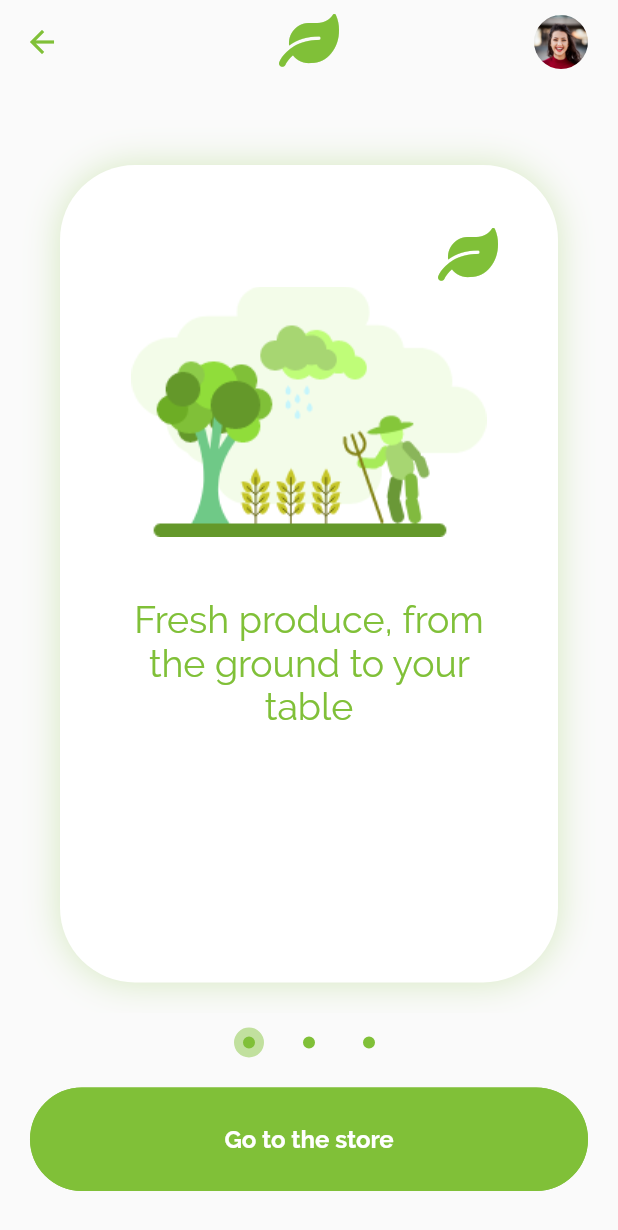
After one commit to IrinaSemGB/flutter_orilla_fresca_app, a Flutter app: the screen it shows after launch, after a tap on "Hacer Posters", on a phone screen of 412 x 824 dp. The commit adds this screen. Shown: the top 1230 px of the screen. Run offline on Flutter 3.47's test engine with Material 2 defaults, Android fonts, the phone set to English and light mode, and no system bars.

Commit message:
Poster page realised (PageView widget)

```diff
--- a/lib/main.dart
+++ b/lib/main.dart
@@ -1,5 +1,7 @@
 import 'package:flutter/material.dart';
 import 'package:orilla_fresca/pages/categories_page.dart';
+import 'package:orilla_fresca/pages/poster_page.dart';
+import 'package:orilla_fresca/pages/welcome_page.dart';
 
 void main() {
   runApp(MaterialApp(
@@ -7,6 +9,6 @@ void main() {
       fontFamily: 'Raleway',
     ),
     debugShowCheckedModeBanner: false,
-    home: CategoriesPage(),
+    home: WelcomePage(), //CategoriesPage(),
   ));
 }
--- /dev/null
+++ b/lib/pages/poster_page.dart
@@ -0,0 +1,165 @@
+import 'package:flutter/material.dart';
+import 'package:orilla_fresca/helpers/constants.dart';
+import 'package:orilla_fresca/helpers/utils.dart';
+import 'package:orilla_fresca/models/poster_content.dart';
+import 'package:orilla_fresca/widgets/icon_font_widget.dart';
+import 'package:orilla_fresca/widgets/login_button_widget.dart';
+import 'package:orilla_fresca/widgets/main_app_bar_widget.dart';
+
+import 'categories_page.dart';
+
+class PosterPage extends StatefulWidget {
+
+  @override
+  State<PosterPage> createState() => _PosterPageState();
+}
+
+class _PosterPageState extends State<PosterPage> {
+
+  List<PosterContent> posterContent = Utils.getPosterContent();
+
+  int pageIndex = 0;
+  late PageController pageController;
+
+  @override
+  void initState() {
+    super.initState();
+    pageController = PageController();
+  }
+
+  @override
+  void dispose() {
+    super.dispose();
+    pageController.dispose();
+  }
+
+  @override
+  Widget build(BuildContext context) {
+    return Scaffold(
+      appBar: MainAppBar(),
+      body: Container(
+        child: Column(
+          crossAxisAlignment: CrossAxisAlignment.stretch,
+          children: [
+            Expanded(
+              child: PageView(
+                controller: pageController,
+                onPageChanged: (int page) {
+                  setState(() {
+                    pageIndex = page;
+                  });
+                },
+                children: List.generate(
+                  posterContent.length,
+                  (index) =>
+                  Container(
+                    padding: EdgeInsets.all(40.0),
+                    margin: EdgeInsets.only(left: 40.0, right: 40.0, top: 30, bottom: 20.0,),
+                    decoration: BoxDecoration(
+                      color: Colors.white,
+                      borderRadius: BorderRadius.circular(50.0),
+                      boxShadow: [
+                        BoxShadow(
+                          color: AppColors.GREEN.withOpacity(0.3),
+                          blurRadius: 20.0,
+                        ),
+                      ],
+                    ),
+                    child: Column(
+                      crossAxisAlignment: CrossAxisAlignment.stretch,
+                      mainAxisAlignment: MainAxisAlignment.spaceBetween,
+                      children: [
+                        Column(
+                          children: [
+                            Align(
+                              alignment: Alignment.bottomRight,
+                              child: IconFont(
+                                iconName: IconFontHelper.LOGO,
+                                color: AppColors.GREEN,
+                                size: 40.0,
+                              ),
+                            ),
+                            Image.asset('assets/images/${posterContent[index].image}.png'),
+                            SizedBox(height: 40.0),
+                            Text(
+                              posterContent[index].message,
+                              textAlign: TextAlign.center,
+                              style: TextStyle(
+                                color: AppColors.GREEN,
+                                fontSize: 25.0,
+                              ),
+                            ),
+                          ],
+                        ),
+                        Visibility(
+                          visible: index == posterContent.length - 1,
+                          child: LoginButton(
+                            name: 'To know more',
+                            nameColor: Colors.white,
+                            backgroundColor: AppColors.DARK_GREEN,
+                            border: BorderSide(
+                              color: AppColors.DARK_GREEN,
+                            ),
+                            onPressed: () {
+                              Navigator.push(context,
+                                MaterialPageRoute(
+                                  builder: (context) => CategoriesPage(),
+                                ),
+                              );
+                            },
+                          ),
+                        ),
+                      ],
+                    ),
+                  ),
+                ),
+              ),
+            ),
+            Row(
+              mainAxisAlignment: MainAxisAlignment.center,
+              children: List.generate(
+                posterContent.length,
+                (index) => GestureDetector(
+                  onTap: () {
+                    pageController.animateTo(
+                      MediaQuery.of(context).size.width * index,
+                      duration: Duration(milliseconds: 500),
+                      curve: Curves.easeInOut,
+                    );
+                  },
+                  child: Container(
+                    width: 20,
+                    height: 20,
+                    margin: EdgeInsets.all(10.0),
+                    decoration: BoxDecoration(
+                      color: AppColors.GREEN,
+                      borderRadius: BorderRadius.circular(10.0),
+                      border: Border.all(
+                          width: 6,
+                          color: pageIndex == index
+                              ? Color(0xFFC1E09E)
+                              : Theme.of(context).canvasColor),
+                    ),
+                  ),
+                ),
+              ),
+            ),
+            LoginButton(
+              name: 'Go to the store',
+              nameColor: Colors.white,
+              backgroundColor: AppColors.GREEN,
+              border: BorderSide(
+                color: AppColors.GREEN,
+              ),
+              onPressed: () {
+                Navigator.push(context,
+                  MaterialPageRoute(builder: (context) => CategoriesPage()));
+              },
+            ),
+            SizedBox(height: 20.0),
+          ],
+        ),
+      ),
+    );
+  }
+}
--- a/lib/pages/welcome_page.dart
+++ b/lib/pages/welcome_page.dart
@@ -1,6 +1,7 @@
 import 'package:flutter/material.dart';
 import 'package:orilla_fresca/helpers/constants.dart';
 import 'package:orilla_fresca/pages/categories_page.dart';
+import 'package:orilla_fresca/pages/poster_page.dart';
 import 'package:orilla_fresca/widgets/icon_font_widget.dart';
 import '../widgets/login_button_widget.dart';
 
@@ -65,12 +66,27 @@ class WelcomePage extends StatelessWidget {
                   SizedBox(height: 20.0),
                   LoginButton(
                     onPressed: () {
-                      print('Tratar Ahora!');
+                      Navigator.push(context,
+                        MaterialPageRoute(builder: (context) => CategoriesPage()));
                     },
                     name: 'Tratar Ahora!',
                     nameColor: Colors.white,
                     backgroundColor: AppColors.GREEN,
-                    border: BorderSide(),
+                    border: BorderSide(
+                      color: AppColors.GREEN,
+                    ),
+                  ),
+                  LoginButton(
+                    name: 'Hacer Posters',
+                    nameColor: Colors.white,
+                    backgroundColor: AppColors.DARK_GREEN,
+                    border: BorderSide(
+                      color: AppColors.DARK_GREEN,
+                    ),
+                    onPressed: () {
+                      Navigator.push(context,
+                        MaterialPageRoute(builder: (context) => PosterPage()));
+                    },
                   ),
                   LoginButton(
                     onPressed: () {
```
